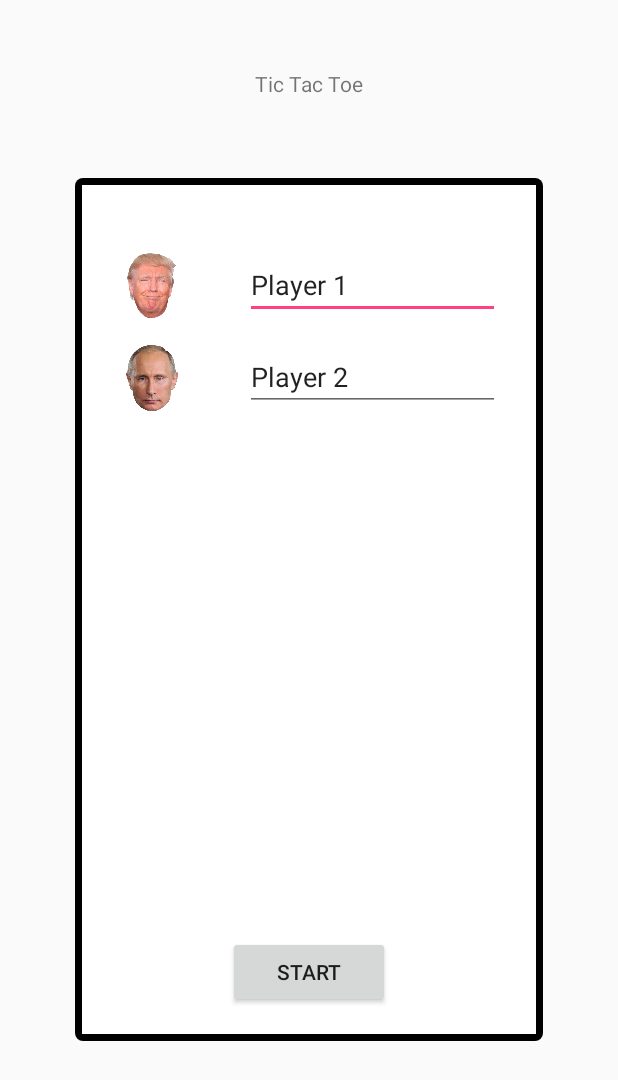
After one commit to bdi-carlo/2PlayerGame, an Android app: the ConfigTicTacToeActivity screen opened directly, with no data from a screen before it, on a phone screen of 412 x 824 dp. The commit adds this screen. Shown: the top 1080 px of the screen. Run offline under Robolectric (Android 15) with nearby library versions, the phone set to English and light mode, and no system bars.

Commit message:
Second push

```diff
--- a/app/src/main/AndroidManifest.xml
+++ b/app/src/main/AndroidManifest.xml
@@ -18,7 +18,8 @@
         </activity>
         <activity android:name=".TicTacToeActivity" />
         <activity android:name=".SpeedBalloon" />
-        <activity android:name=".SpeedBalloonActivity"></activity>
+        <activity android:name=".SpeedBalloonActivity" />
+        <activity android:name=".ConfigTicTacToeActivity"></activity>
     </application>
 
 </manifest>
--- /dev/null
+++ b/app/src/main/java/com/devperso/benjamin/a2playergame/ConfigTicTacToeActivity.java
@@ -0,0 +1,13 @@
+package com.devperso.benjamin.a2playergame;
+
+import android.support.v7.app.AppCompatActivity;
+import android.os.Bundle;
+
+public class ConfigTicTacToeActivity extends AppCompatActivity {
+
+    @Override
+    protected void onCreate(Bundle savedInstanceState) {
+        super.onCreate(savedInstanceState);
+        setContentView(R.layout.activity_config_tic_tac_toe);
+    }
+}
--- /dev/null
+++ b/app/src/main/res/drawable/line.xml
@@ -0,0 +1,6 @@
+<?xml version="1.0" encoding="utf-8"?>
+<shape xmlns:android="http://schemas.android.com/apk/res/android" android:shape="rectangle">
+    <corners android:radius="5dp"/>
+    <padding android:left="5dp" android:right="5dp" android:top="5dp" android:bottom="5dp"/>
+    <solid android:color="#000"/>
+</shape>
--- /dev/null
+++ b/app/src/main/res/layout/activity_config_tic_tac_toe.xml
@@ -0,0 +1,97 @@
+<?xml version="1.0" encoding="utf-8"?>
+<android.support.constraint.ConstraintLayout xmlns:android="http://schemas.android.com/apk/res/android"
+    xmlns:app="http://schemas.android.com/apk/res-auto"
+    xmlns:tools="http://schemas.android.com/tools"
+    android:layout_width="match_parent"
+    android:layout_height="match_parent"
+    tools:context=".ConfigTicTacToeActivity"
+    tools:layout_editor_absoluteY="25dp">
+
+    <RelativeLayout
+        android:id="@+id/relativeLayout"
+        android:layout_width="0dp"
+        android:layout_height="0dp"
+        android:layout_marginBottom="130dp"
+        android:layout_marginEnd="50dp"
+        android:layout_marginStart="50dp"
+        android:background="@drawable/line"
+        app:layout_constraintBottom_toBottomOf="parent"
+        app:layout_constraintEnd_toEndOf="parent"
+        app:layout_constraintStart_toStartOf="parent"
+        app:layout_constraintTop_toBottomOf="@+id/textView2">
+
+        <RelativeLayout
+            android:layout_width="match_parent"
+            android:layout_height="match_parent"
+            android:background="#ffff">
+
+            <Button
+                android:id="@+id/bStart"
+                android:layout_width="108dp"
+                android:layout_height="wrap_content"
+                android:layout_alignParentBottom="true"
+                android:layout_centerHorizontal="true"
+                android:layout_marginBottom="17dp"
+                android:text="@string/bStart"
+                app:layout_constraintEnd_toEndOf="parent"
+                app:layout_constraintStart_toStartOf="parent"
+                tools:layout_editor_absoluteY="381dp" />
+
+            <EditText
+                android:id="@+id/editText"
+                android:layout_width="170dp"
+                android:layout_height="wrap_content"
+                android:layout_alignParentEnd="true"
+                android:layout_alignParentTop="true"
+                android:layout_marginEnd="24dp"
+                android:layout_marginTop="44dp"
+                android:ems="10"
+                android:inputType="textPersonName"
+                android:text="@string/player1" />
+
+            <EditText
+                android:id="@+id/editText2"
+                android:layout_width="170dp"
+                android:layout_height="wrap_content"
+                android:layout_alignParentTop="true"
+                android:layout_alignStart="@+id/editText"
+                android:layout_marginEnd="24dp"
+                android:layout_marginTop="105dp"
+                android:ems="10"
+                android:inputType="textPersonName"
+                android:text="@string/player2" />
+
+            <ImageView
+                android:id="@+id/imageView"
+                android:layout_width="46dp"
+                android:layout_height="46dp"
+                android:layout_alignParentStart="true"
+                android:layout_alignTop="@+id/editText"
+                android:layout_marginStart="24dp"
+                app:srcCompat="@drawable/trump" />
+
+            <ImageView
+                android:id="@+id/imageView11"
+                android:layout_width="46dp"
+                android:layout_height="46dp"
+                android:layout_alignStart="@+id/imageView"
+                android:layout_alignTop="@+id/editText2"
+                app:srcCompat="@drawable/poutine" />
+
+        </RelativeLayout>
+
+    </RelativeLayout>
+
+    <TextView
+        android:id="@+id/textView2"
+        android:layout_width="wrap_content"
+        android:layout_height="wrap_content"
+        android:layout_marginBottom="53dp"
+        android:layout_marginTop="46dp"
+        android:text="@string/ticTitle"
+        app:layout_constraintBottom_toTopOf="@+id/relativeLayout"
+        app:layout_constraintEnd_toEndOf="parent"
+        app:layout_constraintStart_toStartOf="parent"
+        app:layout_constraintTop_toTopOf="parent" />
+
+</android.support.constraint.ConstraintLayout>
--- a/app/src/main/res/values/strings.xml
+++ b/app/src/main/res/values/strings.xml
@@ -10,4 +10,7 @@
     <string name="bBack">Back</string>
     <string name="bReset">Reset</string>
     <string name="bExit">Exit</string>
+    <string name="bStart">Start</string>
+    <string name="player1">Player 1</string>
+    <string name="player2">Player 2</string>
 </resources>
```
Also changed, not shown: 1 other file.
